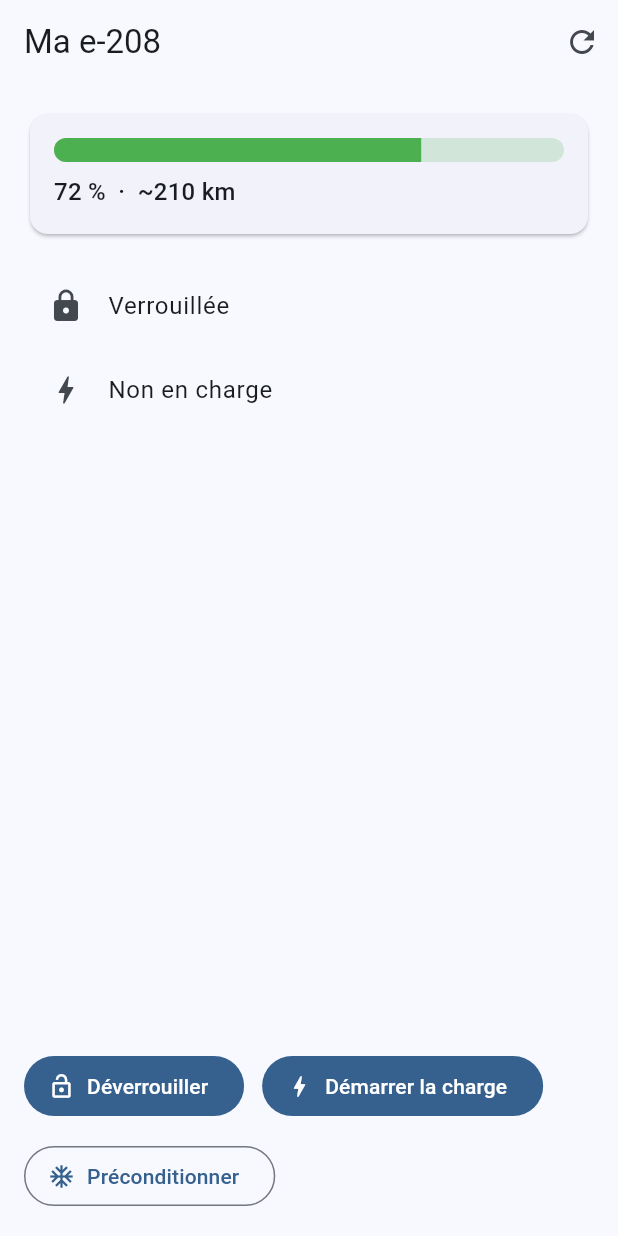
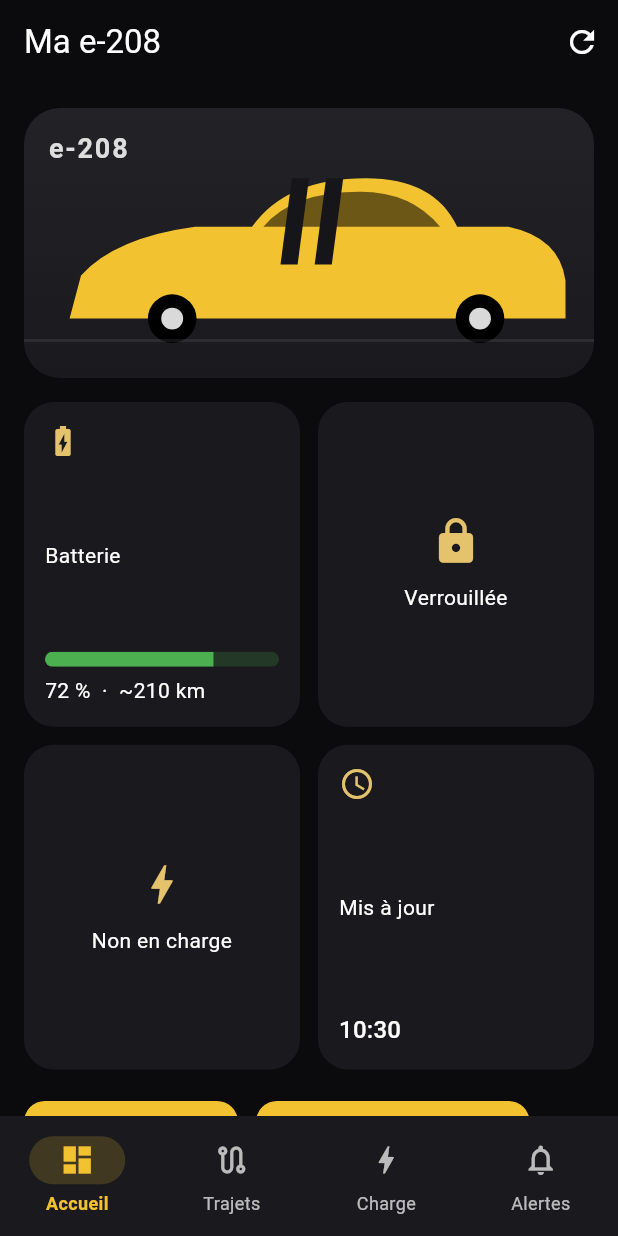
Before and after one commit to allekzx/MyPeugeot, a Flutter app: the screen it shows after launch, after a tap on "Continuer", on a phone screen of 412 x 824 dp. Run offline on Flutter 3.47's test engine with Material 3 defaults, Android fonts, the phone set to English and light mode, and no system bars.

Commit message:
Ajoute Flutter (android/ios générés), thème jaune/noir et écrans v2
Installation de Flutter en local pour valider le scaffold (flutter
analyze + flutter test + rendus visuels), génération des dossiers de
plateforme android/ios, et nouveau look sombre jaune/noir inspiré de la
e-208 avec illustration originale de la voiture (CustomPainter). Ajout
des écrans v2 discutés avec l'utilisateur : historique de trajets et
coûts, charge programmée (seuil + heures creuses) et alertes/géofencing,
le tout dans une navigation par onglets.

Co-Authored-By: Claude Sonnet 5 <noreply@anthropic.com>
Claude-Session: https://claude.ai/code/session_013xNACvSarrN5eq4ziyV6Cw

```diff
--- a/mobile/lib/app.dart
+++ b/mobile/lib/app.dart
@@ -1,6 +1,7 @@
 import 'package:flutter/material.dart';
 
 import 'screens/login_screen.dart';
+import 'theme/app_theme.dart';
 
 class MyPeugeotApp extends StatelessWidget {
   const MyPeugeotApp({super.key});
@@ -9,12 +10,9 @@ class MyPeugeotApp extends StatelessWidget {
   Widget build(BuildContext context) {
     return MaterialApp(
       title: 'MyPeugeot',
-      theme: ThemeData(colorSchemeSeed: Colors.blue, useMaterial3: true),
-      darkTheme: ThemeData(
-        colorSchemeSeed: Colors.blue,
-        brightness: Brightness.dark,
-        useMaterial3: true,
-      ),
+      theme: buildAppTheme(),
+      darkTheme: buildAppTheme(),
+      themeMode: ThemeMode.dark,
       home: const LoginScreen(),
     );
   }
--- /dev/null
+++ b/mobile/lib/models/trip.dart
@@ -0,0 +1,22 @@
+class Trip {
+  final DateTime date;
+  final double distanceKm;
+  final double consumptionKwh;
+  final double costEuros;
+
+  const Trip({
+    required this.date,
+    required this.distanceKm,
+    required this.consumptionKwh,
+    required this.costEuros,
+  });
+
+  factory Trip.fromJson(Map<String, dynamic> json) {
+    return Trip(
+      date: DateTime.parse(json['date'] as String),
+      distanceKm: (json['distanceKm'] as num).toDouble(),
+      consumptionKwh: (json['consumptionKwh'] as num).toDouble(),
+      costEuros: (json['costEuros'] as num).toDouble(),
+    );
+  }
+}
--- a/mobile/lib/screens/dashboard_screen.dart
+++ b/mobile/lib/screens/dashboard_screen.dart
@@ -3,18 +3,18 @@ import 'package:flutter/material.dart';
 import '../models/vehicle_status.dart';
 import '../services/api_service.dart';
 import '../widgets/battery_gauge.dart';
+import '../widgets/car_hero.dart';
 
 class DashboardScreen extends StatefulWidget {
-  const DashboardScreen({super.key});
+  const DashboardScreen({super.key, required this.vin});
+
+  final String vin;
 
   @override
   State<DashboardScreen> createState() => _DashboardScreenState();
 }
 
 class _DashboardScreenState extends State<DashboardScreen> {
-  // TODO: mettre le vrai VIN une fois le backend configuré (voir backend/README.md).
-  static const _vin = 'VFXXXXXXXXXXXXXXX';
-
   final _api = ApiService(useMockData: true);
   late Future<VehicleStatus> _statusFuture;
   bool _actionInProgress = false;
@@ -22,12 +22,12 @@ class _DashboardScreenState extends State<DashboardScreen> {
   @override
   void initState() {
     super.initState();
-    _statusFuture = _api.fetchStatus(_vin);
+    _statusFuture = _api.fetchStatus(widget.vin);
   }
 
   void _refresh() {
     setState(() {
-      _statusFuture = _api.fetchStatus(_vin);
+      _statusFuture = _api.fetchStatus(widget.vin);
     });
   }
 
@@ -64,30 +64,44 @@ class _DashboardScreenState extends State<DashboardScreen> {
             return Center(child: Text('Erreur : ${snapshot.error}'));
           }
           final status = snapshot.data!;
-          return Padding(
+          return ListView(
             padding: const EdgeInsets.all(16),
-            child: Column(
-              crossAxisAlignment: CrossAxisAlignment.stretch,
             children: [
-                Card(
-                  child: Padding(
-                    padding: const EdgeInsets.all(16),
-                    child: BatteryGauge(
-                      percent: status.batteryLevelPercent,
-                      rangeKm: status.rangeKm,
+              const CarHero(),
+              const SizedBox(height: 16),
+              // Vue équilibrée : cartes de même poids visuel, rien ne domine.
+              GridView.count(
+                shrinkWrap: true,
+                physics: const NeverScrollableScrollPhysics(),
+                crossAxisCount: 2,
+                mainAxisSpacing: 12,
+                crossAxisSpacing: 12,
+                childAspectRatio: 0.85,
+                children: [
+                  _StatusCard(
+                    icon: Icons.battery_charging_full,
+                    title: 'Batterie',
+                    child: BatteryGauge(percent: status.batteryLevelPercent, rangeKm: status.rangeKm),
+                  ),
+                  _StatusCard(
+                    icon: status.isLocked ? Icons.lock : Icons.lock_open,
+                    title: status.isLocked ? 'Verrouillée' : 'Déverrouillée',
+                  ),
+                  _StatusCard(
+                    icon: status.isCharging ? Icons.bolt : Icons.bolt_outlined,
+                    title: status.isCharging ? 'En charge' : 'Non en charge',
+                  ),
+                  _StatusCard(
+                    icon: Icons.access_time,
+                    title: 'Mis à jour',
+                    child: Text(
+                      '${status.updatedAt.hour.toString().padLeft(2, '0')}:${status.updatedAt.minute.toString().padLeft(2, '0')}',
+                      style: Theme.of(context).textTheme.titleMedium,
                     ),
                   ),
+                ],
               ),
-                const SizedBox(height: 16),
-                ListTile(
-                  leading: Icon(status.isLocked ? Icons.lock : Icons.lock_open),
-                  title: Text(status.isLocked ? 'Verrouillée' : 'Déverrouillée'),
-                ),
-                ListTile(
-                  leading: Icon(status.isCharging ? Icons.bolt : Icons.bolt_outlined),
-                  title: Text(status.isCharging ? 'En charge' : 'Non en charge'),
-                ),
-                const Spacer(),
+              const SizedBox(height: 20),
               Wrap(
                 spacing: 12,
                 runSpacing: 12,
@@ -96,8 +110,8 @@ class _DashboardScreenState extends State<DashboardScreen> {
                     onPressed: _actionInProgress
                         ? null
                         : () => _runAction(() => status.isLocked
-                              ? _api.unlockDoors(_vin)
-                              : _api.lockDoors(_vin)),
+                            ? _api.unlockDoors(widget.vin)
+                            : _api.lockDoors(widget.vin)),
                     icon: Icon(status.isLocked ? Icons.lock_open : Icons.lock),
                     label: Text(status.isLocked ? 'Déverrouiller' : 'Verrouiller'),
                   ),
@@ -105,25 +119,65 @@ class _DashboardScreenState extends State<DashboardScreen> {
                     onPressed: _actionInProgress
                         ? null
                         : () => _runAction(() => status.isCharging
-                              ? _api.stopCharge(_vin)
-                              : _api.startCharge(_vin)),
+                            ? _api.stopCharge(widget.vin)
+                            : _api.startCharge(widget.vin)),
                     icon: const Icon(Icons.bolt),
                     label: Text(status.isCharging ? 'Arrêter la charge' : 'Démarrer la charge'),
                   ),
                   OutlinedButton.icon(
                     onPressed: _actionInProgress
                         ? null
-                          : () => _runAction(() => _api.preconditionCabin(_vin)),
+                        : () => _runAction(() => _api.preconditionCabin(widget.vin)),
                     icon: const Icon(Icons.ac_unit),
                     label: const Text('Préconditionner'),
                   ),
                 ],
               ),
             ],
-            ),
           );
         },
       ),
     );
   }
 }
+
+class _StatusCard extends StatelessWidget {
+  const _StatusCard({required this.icon, required this.title, this.child});
+
+  final IconData icon;
+  final String title;
+  final Widget? child;
+
+  @override
+  Widget build(BuildContext context) {
+    if (child == null) {
+      return Card(
+        child: Padding(
+          padding: const EdgeInsets.all(14),
+          child: Column(
+            mainAxisAlignment: MainAxisAlignment.center,
+            children: [
+              Icon(icon, size: 34, color: Theme.of(context).colorScheme.primary),
+              const SizedBox(height: 10),
+              Text(title, style: Theme.of(context).textTheme.bodyMedium, textAlign: TextAlign.center),
+            ],
+          ),
+        ),
+      );
+    }
+    return Card(
+      child: Padding(
+        padding: const EdgeInsets.all(14),
+        child: Column(
+          crossAxisAlignment: CrossAxisAlignment.start,
+          mainAxisAlignment: MainAxisAlignment.spaceBetween,
+          children: [
+            Icon(icon, color: Theme.of(context).colorScheme.primary),
+            Text(title, style: Theme.of(context).textTheme.bodyMedium),
+            child!,
+          ],
+        ),
+      ),
+    );
+  }
+}
--- /dev/null
+++ b/mobile/lib/screens/home_shell.dart
@@ -0,0 +1,45 @@
+import 'package:flutter/material.dart';
+
+import 'alerts_screen.dart';
+import 'charge_schedule_screen.dart';
+import 'dashboard_screen.dart';
+import 'trips_screen.dart';
+
+/// Coquille de navigation principale (bottom nav) une fois "connecté".
+class HomeShell extends StatefulWidget {
+  const HomeShell({super.key});
+
+  // TODO: mettre le vrai VIN une fois le backend configuré (voir backend/README.md).
+  static const vin = 'VFXXXXXXXXXXXXXXX';
+
+  @override
+  State<HomeShell> createState() => _HomeShellState();
+}
+
+class _HomeShellState extends State<HomeShell> {
+  int _index = 0;
+
+  @override
+  Widget build(BuildContext context) {
+    final pages = [
+      const DashboardScreen(vin: HomeShell.vin),
+      const TripsScreen(vin: HomeShell.vin),
+      const ChargeScheduleScreen(),
+      const AlertsScreen(),
+    ];
+
+    return Scaffold(
+      body: pages[_index],
+      bottomNavigationBar: NavigationBar(
+        selectedIndex: _index,
+        onDestinationSelected: (i) => setState(() => _index = i),
+        destinations: const [
+          NavigationDestination(icon: Icon(Icons.dashboard_outlined), selectedIcon: Icon(Icons.dashboard), label: 'Accueil'),
+          NavigationDestination(icon: Icon(Icons.route_outlined), selectedIcon: Icon(Icons.route), label: 'Trajets'),
+          NavigationDestination(icon: Icon(Icons.bolt_outlined), selectedIcon: Icon(Icons.bolt), label: 'Charge'),
+          NavigationDestination(icon: Icon(Icons.notifications_outlined), selectedIcon: Icon(Icons.notifications), label: 'Alertes'),
+        ],
+      ),
+    );
+  }
+}
--- a/mobile/lib/screens/login_screen.dart
+++ b/mobile/lib/screens/login_screen.dart
@@ -1,6 +1,7 @@
 import 'package:flutter/material.dart';
 
-import 'dashboard_screen.dart';
+import '../theme/app_theme.dart';
+import 'home_shell.dart';
 
 /// Stub d'écran de connexion. La vraie authentification passera par le
 /// backend (session/token PSA géré côté serveur), pas directement par l'app.
@@ -17,7 +18,7 @@ class LoginScreen extends StatelessWidget {
           child: Column(
             mainAxisSize: MainAxisSize.min,
             children: [
-              const Icon(Icons.electric_car, size: 96),
+              const Icon(Icons.electric_car, size: 96, color: AppColors.yellow),
               const SizedBox(height: 16),
               const Text(
                 'Connexion au backend à venir.\nPour l\'instant, accès direct au dashboard (données simulées).',
@@ -27,7 +28,7 @@ class LoginScreen extends StatelessWidget {
               FilledButton(
                 onPressed: () {
                   Navigator.of(context).pushReplacement(
-                    MaterialPageRoute(builder: (_) => const DashboardScreen()),
+                    MaterialPageRoute(builder: (_) => const HomeShell()),
                   );
                 },
                 child: const Text('Continuer'),
--- /dev/null
+++ b/mobile/lib/theme/app_theme.dart
@@ -0,0 +1,86 @@
+import 'package:flutter/material.dart';
+
+/// Palette inspirée du jaune de la e-208, dans un esprit sombre et premium
+/// (contours noirs, bandes façon "racing stripes" — clin d'œil sympa au jaune
+/// vif de la voiture, sans reprendre d'élément de marque protégé).
+class AppColors {
+  static const background = Color(0xFF0B0B0D);
+  static const surface = Color(0xFF1A1A1E);
+  static const surfaceAlt = Color(0xFF232327);
+  static const yellow = Color(0xFFF2C230);
+  static const yellowDim = Color(0xFFB8901A);
+  static const stripe = Color(0xFF16161A);
+  static const danger = Color(0xFFE5484D);
+  static const success = Color(0xFF3DCB6C);
+}
+
+ThemeData buildAppTheme() {
+  final base = ThemeData(
+    brightness: Brightness.dark,
+    colorScheme: ColorScheme.fromSeed(
+      seedColor: AppColors.yellow,
+      brightness: Brightness.dark,
+      surface: AppColors.surface,
+    ),
+    scaffoldBackgroundColor: AppColors.background,
+    useMaterial3: true,
+  );
+
+  return base.copyWith(
+    appBarTheme: const AppBarTheme(
+      backgroundColor: AppColors.background,
+      foregroundColor: Colors.white,
+      elevation: 0,
+      centerTitle: false,
+    ),
+    cardTheme: CardThemeData(
+      color: AppColors.surface,
+      elevation: 0,
+      shape: RoundedRectangleBorder(borderRadius: BorderRadius.circular(20)),
+      margin: EdgeInsets.zero,
+    ),
+    filledButtonTheme: FilledButtonThemeData(
+      style: FilledButton.styleFrom(
+        backgroundColor: AppColors.yellow,
+        foregroundColor: Colors.black,
+        textStyle: const TextStyle(fontWeight: FontWeight.w600),
+        shape: RoundedRectangleBorder(borderRadius: BorderRadius.circular(14)),
+        padding: const EdgeInsets.symmetric(horizontal: 18, vertical: 14),
+      ),
+    ),
+    outlinedButtonTheme: OutlinedButtonThemeData(
+      style: OutlinedButton.styleFrom(
+        foregroundColor: AppColors.yellow,
+        side: const BorderSide(color: AppColors.yellowDim),
+        shape: RoundedRectangleBorder(borderRadius: BorderRadius.circular(14)),
+        padding: const EdgeInsets.symmetric(horizontal: 18, vertical: 14),
+      ),
+    ),
+    navigationBarTheme: NavigationBarThemeData(
+      backgroundColor: AppColors.surface,
+      indicatorColor: AppColors.yellow.withOpacity(0.18),
+      labelTextStyle: WidgetStateProperty.resolveWith((states) {
+        final selected = states.contains(WidgetState.selected);
+        return TextStyle(
+          color: selected ? AppColors.yellow : Colors.white70,
+          fontSize: 12,
+          fontWeight: selected ? FontWeight.w600 : FontWeight.w400,
+        );
+      }),
+      iconTheme: WidgetStateProperty.resolveWith((states) {
+        final selected = states.contains(WidgetState.selected);
+        return IconThemeData(color: selected ? AppColors.yellow : Colors.white70);
+      }),
+    ),
+    switchTheme: SwitchThemeData(
+      thumbColor: const WidgetStatePropertyAll(Colors.white),
+      trackColor: WidgetStateProperty.resolveWith((states) {
+        return states.contains(WidgetState.selected) ? AppColors.yellow : AppColors.surfaceAlt;
+      }),
+    ),
+    textTheme: base.textTheme.apply(
+      bodyColor: Colors.white,
+      displayColor: Colors.white,
+    ),
+  );
+}
--- a/mobile/lib/widgets/battery_gauge.dart
+++ b/mobile/lib/widgets/battery_gauge.dart
@@ -19,21 +19,22 @@ class BatteryGauge extends StatelessWidget {
             : Colors.red;
 
     return Column(
+      mainAxisSize: MainAxisSize.min,
       crossAxisAlignment: CrossAxisAlignment.stretch,
       children: [
         ClipRRect(
-          borderRadius: BorderRadius.circular(8),
+          borderRadius: BorderRadius.circular(6),
           child: LinearProgressIndicator(
             value: percent / 100,
-            minHeight: 16,
+            minHeight: 10,
             backgroundColor: color.withOpacity(0.2),
             valueColor: AlwaysStoppedAnimation<Color>(color),
           ),
         ),
-        const SizedBox(height: 8),
+        const SizedBox(height: 6),
         Text(
           '$percent %  ·  ~$rangeKm km',
-          style: Theme.of(context).textTheme.titleMedium,
+          style: Theme.of(context).textTheme.bodyMedium,
         ),
       ],
     );
--- /dev/null
+++ b/mobile/lib/widgets/car_hero.dart
@@ -0,0 +1,112 @@
+import 'package:flutter/material.dart';
+
+import '../theme/app_theme.dart';
+
+/// Illustration originale et stylisée (pas une photo) de la e-208 : silhouette
+/// jaune avec bandes noires façon "racing stripes" sur le capot/toit.
+class CarHero extends StatelessWidget {
+  const CarHero({super.key, this.height = 180});
+
+  final double height;
+
+  @override
+  Widget build(BuildContext context) {
+    return Container(
+      height: height,
+      decoration: BoxDecoration(
+        borderRadius: BorderRadius.circular(24),
+        gradient: const LinearGradient(
+          colors: [AppColors.surfaceAlt, AppColors.surface],
+          begin: Alignment.topCenter,
+          end: Alignment.bottomCenter,
+        ),
+      ),
+      clipBehavior: Clip.antiAlias,
+      child: Stack(
+        children: [
+          Positioned.fill(
+            child: CustomPaint(painter: _CarSilhouettePainter()),
+          ),
+          Positioned(
+            left: 16,
+            top: 14,
+            child: Text(
+              'e-208',
+              style: TextStyle(
+                color: Colors.white.withOpacity(0.85),
+                fontWeight: FontWeight.w700,
+                fontSize: 18,
+                letterSpacing: 1.2,
+              ),
+            ),
+          ),
+        ],
+      ),
+    );
+  }
+}
+
+class _CarSilhouettePainter extends CustomPainter {
+  @override
+  void paint(Canvas canvas, Size size) {
+    final w = size.width;
+    final h = size.height;
+    final groundY = h * 0.78;
+
+    final bodyPaint = Paint()..color = AppColors.yellow;
+    final stripePaint = Paint()..color = AppColors.stripe;
+    final glassPaint = Paint()..color = Colors.black.withOpacity(0.55);
+    final wheelPaint = Paint()..color = Colors.black;
+    final rimPaint = Paint()..color = Colors.white.withOpacity(0.85);
+
+    // Corps de la voiture (silhouette simplifiée, vue de profil).
+    final body = Path()
+      ..moveTo(w * 0.08, groundY)
+      ..lineTo(w * 0.10, groundY - h * 0.16)
+      ..quadraticBezierTo(w * 0.16, groundY - h * 0.30, w * 0.30, groundY - h * 0.34)
+      ..lineTo(w * 0.40, groundY - h * 0.34)
+      ..quadraticBezierTo(w * 0.46, groundY - h * 0.52, w * 0.60, groundY - h * 0.52)
+      ..quadraticBezierTo(w * 0.72, groundY - h * 0.52, w * 0.76, groundY - h * 0.34)
+      ..lineTo(w * 0.85, groundY - h * 0.34)
+      ..quadraticBezierTo(w * 0.94, groundY - h * 0.30, w * 0.95, groundY - h * 0.14)
+      ..lineTo(w * 0.95, groundY)
+      ..close();
+    canvas.drawPath(body, bodyPaint);
+
+    // Vitres.
+    final glass = Path()
+      ..moveTo(w * 0.42, groundY - h * 0.34)
+      ..quadraticBezierTo(w * 0.47, groundY - h * 0.47, w * 0.59, groundY - h * 0.47)
+      ..quadraticBezierTo(w * 0.68, groundY - h * 0.47, w * 0.73, groundY - h * 0.34)
+      ..close();
+    canvas.drawPath(glass, glassPaint);
+
+    // Bandes noires façon "racing stripes" sur le capot/toit.
+    for (final dx in [0.47, 0.53]) {
+      final stripe = Path()
+        ..moveTo(w * dx, groundY - h * 0.52)
+        ..lineTo(w * (dx + 0.03), groundY - h * 0.52)
+        ..lineTo(w * (dx + 0.01), groundY - h * 0.20)
+        ..lineTo(w * (dx - 0.02), groundY - h * 0.20)
+        ..close();
+      canvas.drawPath(stripe, stripePaint);
+    }
+
+    // Roues.
+    final wheelRadius = h * 0.09;
+    for (final cx in [w * 0.26, w * 0.80]) {
+      final center = Offset(cx, groundY);
+      canvas.drawCircle(center, wheelRadius, wheelPaint);
+      canvas.drawCircle(center, wheelRadius * 0.45, rimPaint);
+    }
+
+    // Sol.
+    final groundPaint = Paint()
+      ..color = Colors.white.withOpacity(0.08)
+      ..strokeWidth = 2;
+    canvas.drawLine(Offset(0, groundY + wheelRadius * 0.9), Offset(w, groundY + wheelRadius * 0.9), groundPaint);
+  }
+
+  @override
+  bool shouldRepaint(covariant CustomPainter oldDelegate) => false;
+}
```
Also changed, not shown: mobile/lib/screens/alerts_screen.dart (added, +71 -0 lines), mobile/lib/screens/charge_schedule_screen.dart (added, +102 -0 lines), mobile/lib/screens/trips_screen.dart (added, +109 -0 lines), mobile/lib/services/api_service.dart (+23 -0 lines), mobile/pubspec.lock (added), 65 other files. Lines whose indentation alone changed are shown as unchanged.
